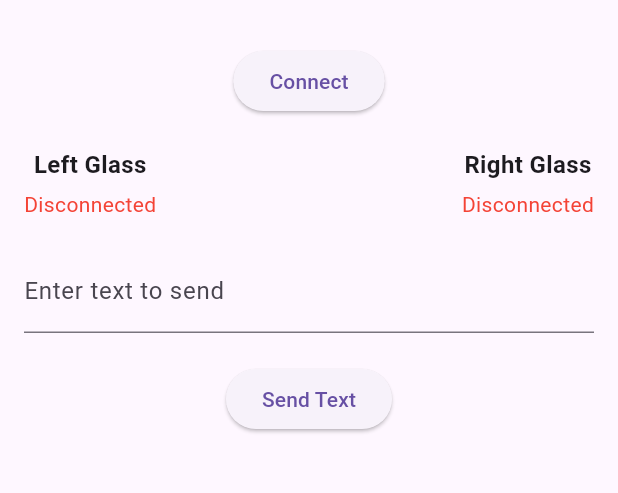
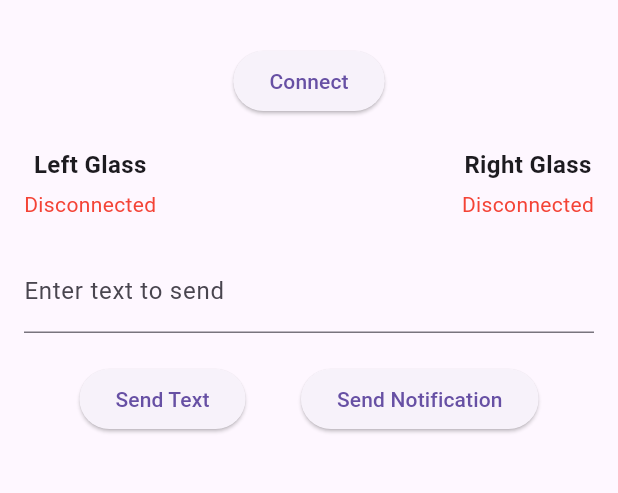
Before and after one commit to pfieffer/g1_flutter_blue_plus, a Flutter app: the screen it shows after launch, on a phone screen of 412 x 824 dp, the part 63-556 px from its top. Run offline on Flutter 3.47's test engine with Material 3 defaults, Android fonts, the phone set to English and light mode, and no system bars; our stand-ins replace flutter_blue_plus, permission_handler.

Commit message:
add send notification

```diff
--- a/lib/models/notification.dart
+++ b/lib/models/notification.dart
@@ -1,6 +1,104 @@
+import 'dart:convert';
+import 'package:intl/intl.dart';
+import '../services/commands.dart';
+
 class NCSNotification {
+  final int msgId;
+  final int type;
+  final String appIdentifier;
   final String title;
+  final String subtitle;
   final String message;
+  final int timeS;
+  final String date;
+  final String displayName;
 
-  NCSNotification({required this.title, required this.message});
+  NCSNotification({
+    required this.msgId,
+    this.type = 1,
+    required this.appIdentifier,
+    required this.title,
+    required this.subtitle,
+    required this.message,
+    int? timeS,
+    String? date,
+    required this.displayName,
+  })  : timeS = timeS ?? (DateTime.now().millisecondsSinceEpoch ~/ 1000),
+        date = date ?? DateFormat('yyyy-MM-dd HH:mm:ss').format(DateTime.now());
+
+  Map<String, dynamic> toJson() => {
+        'msg_id': msgId,
+        'type': type,
+        'app_identifier': appIdentifier,
+        'title': title,
+        'subtitle': subtitle,
+        'message': message,
+        'time_s': timeS,
+        'date': date,
+        'display_name': displayName,
+      };
+
+  factory NCSNotification.fromJson(Map<String, dynamic> json) => NCSNotification(
+        msgId: json['msg_id'],
+        type: json['type'],
+        appIdentifier: json['app_identifier'],
+        title: json['title'],
+        subtitle: json['subtitle'],
+        message: json['message'],
+        timeS: json['time_s'],
+        date: json['date'],
+        displayName: json['display_name'],
+      );
 }
+
+class Notification {
+  final NCSNotification ncsNotification;
+  final String type;
+
+  Notification({
+    required this.ncsNotification,
+    this.type = 'Add',
+  });
+
+  Map<String, dynamic> toJson() => {
+        'ncs_notification': ncsNotification.toJson(),
+        'type': type,
+      };
+
+  List<int> toBytes() {
+    return utf8.encode(jsonEncode(toJson()));
+  }
+
+  Future<List<List<int>>> constructNotification() async {
+    final List<int> jsonBytes = toBytes();
+    const int maxChunkSize = 180 - 4;  // Subtract 4 bytes for header
+    final List<List<int>> chunks = [];
+
+    // Split into chunks
+    for (var i = 0; i < jsonBytes.length; i += maxChunkSize) {
+      chunks.add(
+        jsonBytes.sublist(
+          i,
+          i + maxChunkSize > jsonBytes.length ? jsonBytes.length : i + maxChunkSize,
+        ),
+      );
+    }
+
+    final int totalChunks = chunks.length;
+    final List<List<int>> encodedChunks = [];
+
+    // Create chunks with proper 4-byte header
+    for (var i = 0; i < chunks.length; i++) {
+      const int notifyId = 0;  // Set appropriate notification ID
+      final List<int> header = [
+        Command.NOTIFICATION.value,  // notification command
+        notifyId,                   // notification ID
+        totalChunks,               // total chunks
+        i,                         // chunk index
+      ];
+      encodedChunks.add([...header, ...chunks[i]]);
+    }
+
+    return encodedChunks;
+  }
+}
--- a/lib/screens/home_page.dart
+++ b/lib/screens/home_page.dart
@@ -1,9 +1,12 @@
 import 'package:flutter/material.dart';
 import 'package:flutter_blue_plus/flutter_blue_plus.dart';
 import '../models/glass.dart';
+import '../models/notification.dart' as custom_notification;
+import '../models/notification.dart';
 import '../services/bluetooth_manager.dart';
 import '../services/commands.dart';
 import '../widgets/glass_status.dart';
+
 
 class MyHomePage extends StatefulWidget {
   const MyHomePage({super.key});
@@ -154,6 +157,24 @@ class _MyHomePageState extends State<MyHomePage> {
   }
 }
 
+void _sendNotification() async {
+  String message = _textController.text;
+  if (message.isEmpty) {
+    ScaffoldMessenger.of(context).showSnackBar(
+      const SnackBar(content: Text('Please enter a message to send')),
+    );
+    return;
+  }
+
+  if (bluetoothManager.leftGlass != null && bluetoothManager.rightGlass != null) {
+    await sendNotification(message, bluetoothManager);
+  } else {
+    ScaffoldMessenger.of(context).showSnackBar(
+      const SnackBar(content: Text('Glasses are not connected')),
+    );
+  }
+}
+
   @override
   void dispose() {
     bluetoothManager.leftGlass?.disconnect();
@@ -194,9 +215,18 @@ class _MyHomePageState extends State<MyHomePage> {
               ),
             ),
             const SizedBox(height: 20),
-            ElevatedButton(
-              onPressed: _sendText,
-              child: const Text('Send Text'),
+            Row(
+              mainAxisAlignment: MainAxisAlignment.spaceEvenly,
+              children: [
+                ElevatedButton(
+                  onPressed: _sendText,
+                  child: const Text('Send Text'),
+                ),
+                ElevatedButton(
+                  onPressed: _sendNotification,
+                  child: const Text('Send Notification'),
+                ),
+              ],
             ),
           ],
         ),
--- a/pubspec.yaml
+++ b/pubspec.yaml
@@ -33,6 +33,7 @@ dependencies:
   flutter_blue_plus: ^1.4.4  # Ensure this is the latest stable version
   permission_handler: ^10.2.0
   provider: ^6.0.0
+  intl: ^0.18.0
 
   # The following adds the Cupertino Icons font to your application.
   # Use with the CupertinoIcons class for iOS style icons.
```
Also changed, not shown: lib/services/commands.dart (+34 -0 lines).
